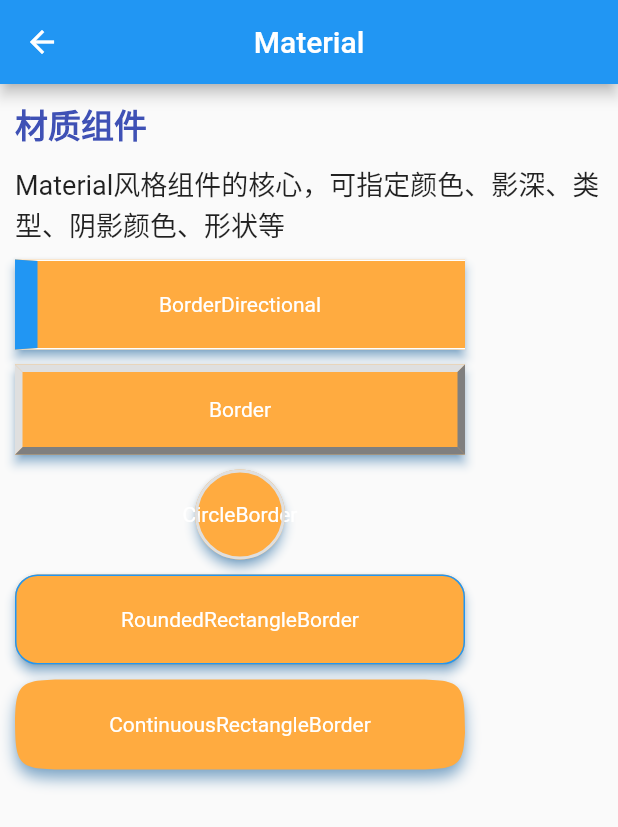
After one commit to PatrickStarM/flutter_learning, a Flutter app: the MaterialWidget screen opened by its route, on a phone screen of 412 x 824 dp. The commit adds this screen. Shown: the top 827 px of the screen. Run offline on Flutter 3.47's test engine with Material 2 defaults, Android fonts, the phone set to English and light mode, and no system bars; our stand-ins replace date_format; network calls fail.

Commit message:
feat: flutter组件学习9

```diff
--- /dev/null
+++ b/flutter_demo/lib/widget/stateful/material_widget.dart
@@ -0,0 +1,90 @@
+import 'package:flutter/material.dart';
+import 'package:flutter_demo/common/style.dart';
+
+final shapeMap = {
+  'BorderDirectional': const BorderDirectional(
+      top: BorderSide(
+        color: Colors.white,
+      ),
+      start: BorderSide(color: Colors.blue, width: 15),
+      bottom: BorderSide(
+        color: Colors.white,
+      )),
+  'Border': const Border(
+    top: BorderSide(width: 5.0, color: Color(0xffdfdfdf)),
+    left: BorderSide(width: 5.0, color: Color(0xffdfdfdf)),
+    right: BorderSide(width: 5.0, color: Color(0xff7f7f7f)),
+    bottom: BorderSide(width: 5.0, color: Color(0xff7f7f7f)),
+  ),
+  'CircleBorder': const CircleBorder(
+      side: BorderSide(
+    width: 2.0,
+    color: Color(0xffdfdfdf),
+  )),
+  'RoundedRectangleBorder': const RoundedRectangleBorder(
+    side: BorderSide(width: 1.0, color: Colors.blue),
+    borderRadius: BorderRadius.all(Radius.circular(15)),
+  ),
+  'ContinuousRectangleBorder': ContinuousRectangleBorder(
+    side: BorderSide.none,
+    borderRadius: BorderRadius.circular(40.0),
+  ),
+};
+
+class MaterialWidget extends StatelessWidget {
+  const MaterialWidget({Key? key}) : super(key: key);
+
+  @override
+  Widget build(BuildContext context) {
+    return Scaffold(
+      appBar: AppBar(
+        title: const Text('Material'),
+        centerTitle: true,
+      ),
+      body: Container(
+        padding: const EdgeInsets.all(10),
+        child: SingleChildScrollView(
+          child: Column(
+            crossAxisAlignment: CrossAxisAlignment.start,
+            children: <Widget>[
+              const Text(
+                '材质组件',
+                style: titleStyle,
+              ),
+              Container(
+                margin: const EdgeInsets.symmetric(
+                  vertical: 10.0,
+                ),
+                child: const Text(
+                  'Material风格组件的核心，可指定颜色、影深、类型、阴影颜色、形状等',
+                  style: descStyle,
+                ),
+              ),
+              Wrap(
+                spacing: 10,
+                runSpacing: 10,
+                children: shapeMap.keys.map((e) => _buildMaterial(e)).toList(),
+              )
+            ],
+          ),
+        ),
+      ),
+    );
+  }
+
+  Material _buildMaterial(String type) => Material(
+        shadowColor: Colors.blue,
+        shape: shapeMap[type],
+        color: Colors.orangeAccent,
+        elevation: 3,
+        textStyle: const TextStyle(color: Colors.white),
+        child: Container(
+          alignment: Alignment.center,
+          width: 300,
+          height: 60,
+          child: Text(
+            type,
+          ),
+        ),
+      );
+}
```
Also changed, not shown: flutter_demo/lib/common/data.dart (+10 -0 lines), flutter_demo/lib/common/routes.dart (+10 -0 lines), flutter_demo/lib/widget/stateful/futurebuilder_widget.dart (added, +85 -0 lines), flutter_demo/lib/widget/stateful/hero_widget.dart (added, +138 -0 lines), flutter_demo/lib/widget/stateful/materialapp_widget.dart (added, +142 -0 lines), flutter_demo/lib/widget/stateful/willpopscope_widget.dart (added, +65 -0 lines).
